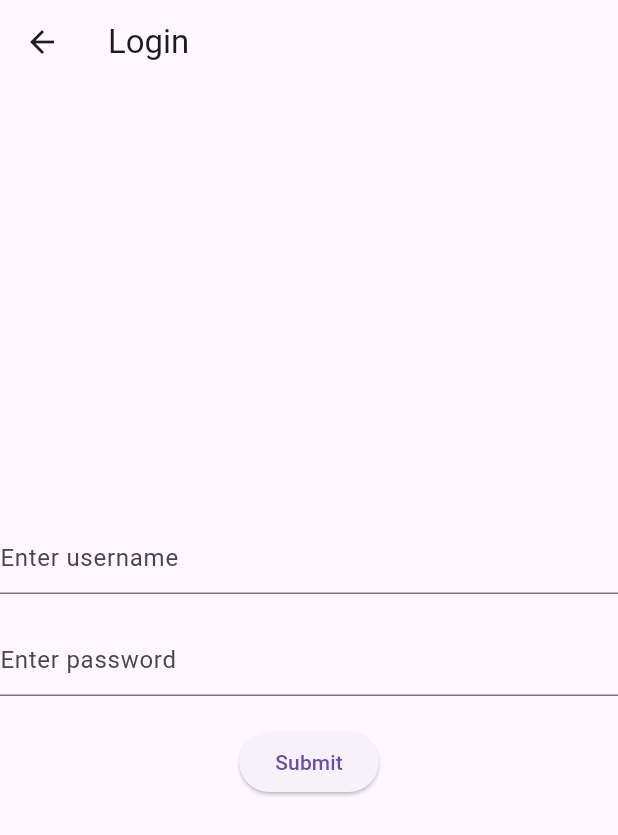
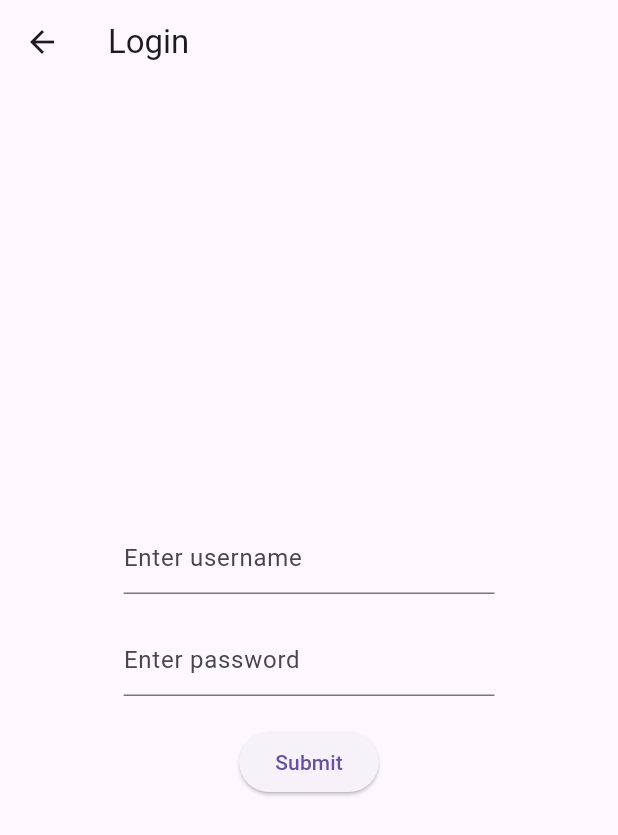
Before and after one commit to AtumCor/StudiBudi, a Flutter app: the DestinationScreen screen opened by its route, on a phone screen of 412 x 824 dp. Shown: the top 835 px of the screen. Run offline on Flutter 3.47's test engine with Material 3 defaults, Android fonts, the phone set to English and light mode, and no system bars; our stand-ins replace flutter_bloc; accounts and stored records are empty.

Commit message:
changed login form width

```diff
--- a/lib/login.dart
+++ b/lib/login.dart
@@ -26,7 +26,9 @@ class _DestinationScreenState extends State<DestinationScreen> {
         child: Column(
           mainAxisAlignment: MainAxisAlignment.center,
           children: [
-            TextField(
+            Container(
+              width: MediaQuery.of(context).size.width * 0.6, // Set width to 60% of screen width
+              child: TextField(
                 controller: _usernameController,
                 onChanged: (value) {
                   setState(() {
@@ -37,11 +39,15 @@ class _DestinationScreenState extends State<DestinationScreen> {
                   hintText: 'Enter username',
                 ),
               ),
+            ),
             SizedBox(height: 20.0),
-            TextField(
+            Container(
+              width: MediaQuery.of(context).size.width * 0.6, // Set width to 60% of screen width
+              child: TextField(
                 obscureText: true,
                 decoration: InputDecoration(
                   hintText: 'Enter password',
+                ),
               ),
             ),
             SizedBox(height: 20.0),
```
Lines whose indentation alone changed are shown as unchanged.
